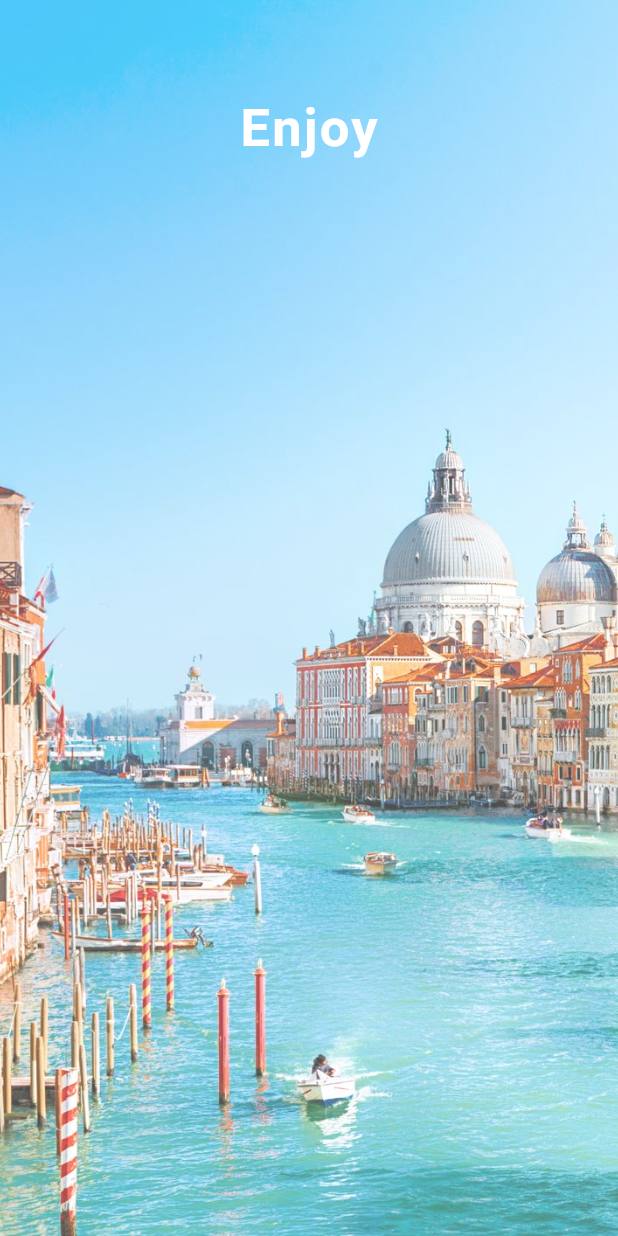
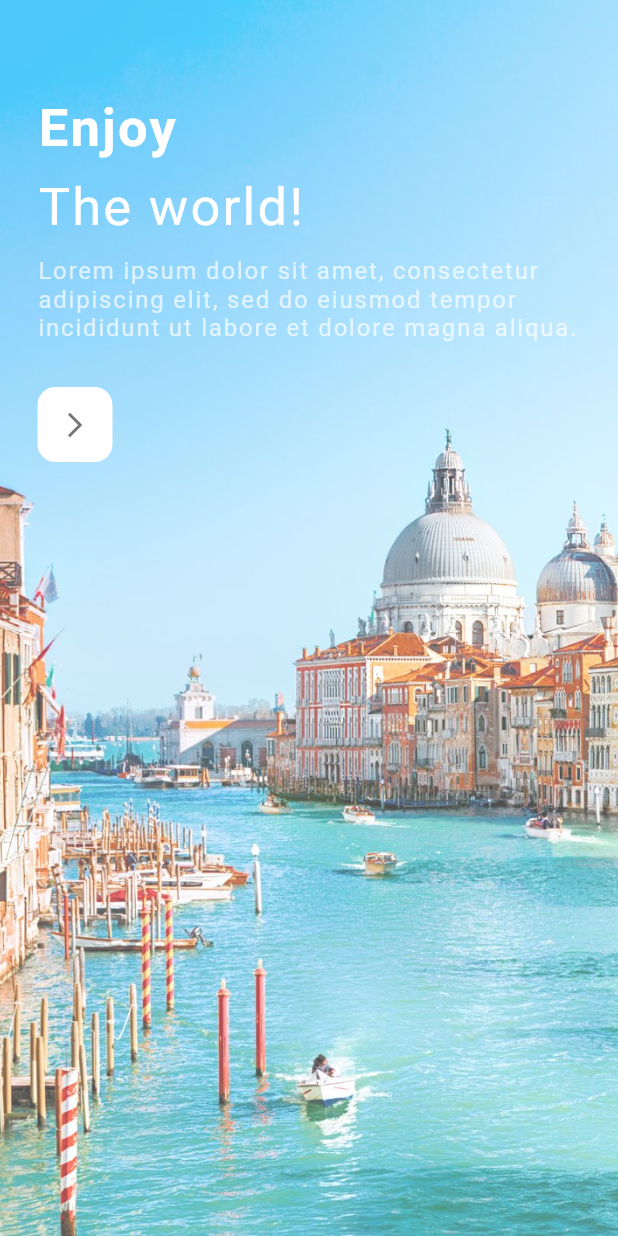
Before and after one commit to KHALMATOV-FARRUKH/travel_app_ui_2, a Flutter app: the screen it shows after launch, on a phone screen of 412 x 824 dp. Run offline on Flutter 3.47's test engine with Material 2 defaults, Android fonts, the phone set to English and light mode, and no system bars.

Commit message:
Created: home_screen.dart home_app_bar.dart

```diff
--- a/analysis_options.yaml
+++ b/analysis_options.yaml
@@ -7,7 +7,7 @@
 
 # The following line activates a set of recommended lints for Flutter apps,
 # packages, and plugins designed to encourage good coding practices.
-include: package:flutter_lints/flutter.yaml
+#include: package:flutter_lints/flutter.yaml
 
 linter:
   # The lint rules applied to this project can be customized in the
--- a/lib/main.dart
+++ b/lib/main.dart
@@ -1,12 +1,24 @@
 import 'package:flutter/material.dart';
+import 'package:flutter/services.dart';
 import 'package:travel_app_ui_2/screens/welcome_screen.dart';
 
 void main() {
   runApp(const MyApp());
 }
 
-class MyApp extends StatelessWidget {
+class MyApp extends StatefulWidget {
   const MyApp({Key? key}) : super(key: key);
+
+  @override
+  State<MyApp> createState() => _MyAppState();
+}
+
+class _MyAppState extends State<MyApp> {
+  @override
+  void initState() {
+    super.initState();
+    SystemChrome.setEnabledSystemUIMode(SystemUiMode.immersive);
+  }
 
   @override
   Widget build(BuildContext context) {
--- a/lib/screens/welcome_screen.dart
+++ b/lib/screens/welcome_screen.dart
@@ -1,5 +1,6 @@
 import 'package:flutter/cupertino.dart';
 import 'package:flutter/material.dart';
+import 'package:travel_app_ui_2/screens/home_screen.dart';
 
 class WelcomeScreen extends StatelessWidget {
   const WelcomeScreen({Key? key}) : super(key: key);
@@ -20,7 +21,8 @@ class WelcomeScreen extends StatelessWidget {
           child: Padding(
             padding: const EdgeInsets.symmetric(vertical: 65, horizontal: 25),
             child: Column(
-              children: const [
+              crossAxisAlignment: CrossAxisAlignment.start,
+              children: [
                 Text(
                   "Enjoy",
                   style: TextStyle(
@@ -28,6 +30,41 @@ class WelcomeScreen extends StatelessWidget {
                       fontSize: 35,
                       fontWeight: FontWeight.bold,
                       letterSpacing: 1.5),
+                ),
+                SizedBox(height: 12),
+                Text(
+                  "The world!",
+                  style: TextStyle(
+                      color: Colors.white,
+                      fontSize: 35,
+                      fontWeight: FontWeight.w400,
+                      letterSpacing: 1.5),
+                ),
+                SizedBox(height: 12),
+                Text(
+                  "Lorem ipsum dolor sit amet, consectetur adipiscing elit,"
+                  " sed do eiusmod tempor incididunt ut labore et dolore"
+                  " magna aliqua.",
+                  style: TextStyle(
+                      color: Colors.white.withOpacity(0.7),
+                      fontSize: 16,
+                      letterSpacing: 1.2),
+                ),
+                SizedBox(height: 30),
+                InkWell(
+                  onTap: () {
+                    Navigator.push(context,
+                        MaterialPageRoute(builder: (context) => HomeScreen()));
+                  },
+                  child: Ink(
+                    padding: EdgeInsets.all(15),
+                    decoration: BoxDecoration(
+                      color: Colors.white,
+                      borderRadius: BorderRadius.circular(12),
+                    ),
+                    child: Icon(Icons.arrow_forward_ios,
+                        color: Colors.black54, size: 20),
+                  ),
                 ),
               ],
             ),
```
Also changed, not shown: lib/screens/home_screen.dart (added, +112 -0 lines), lib/widgets/home_app_bar.dart (added, +64 -0 lines).
